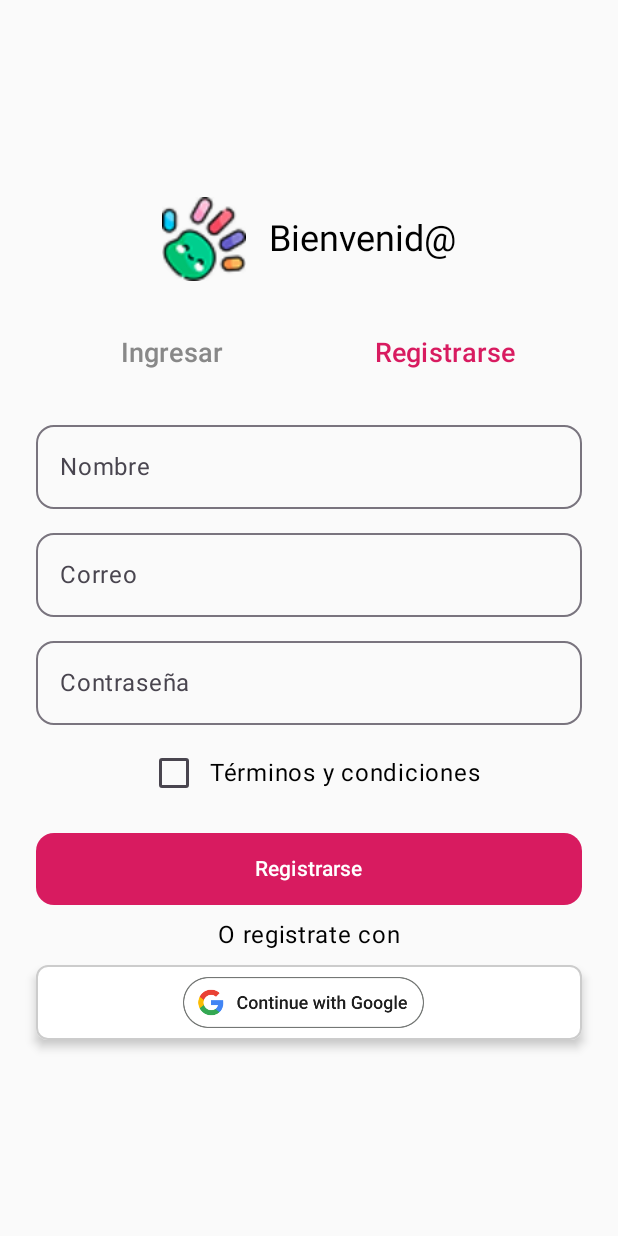
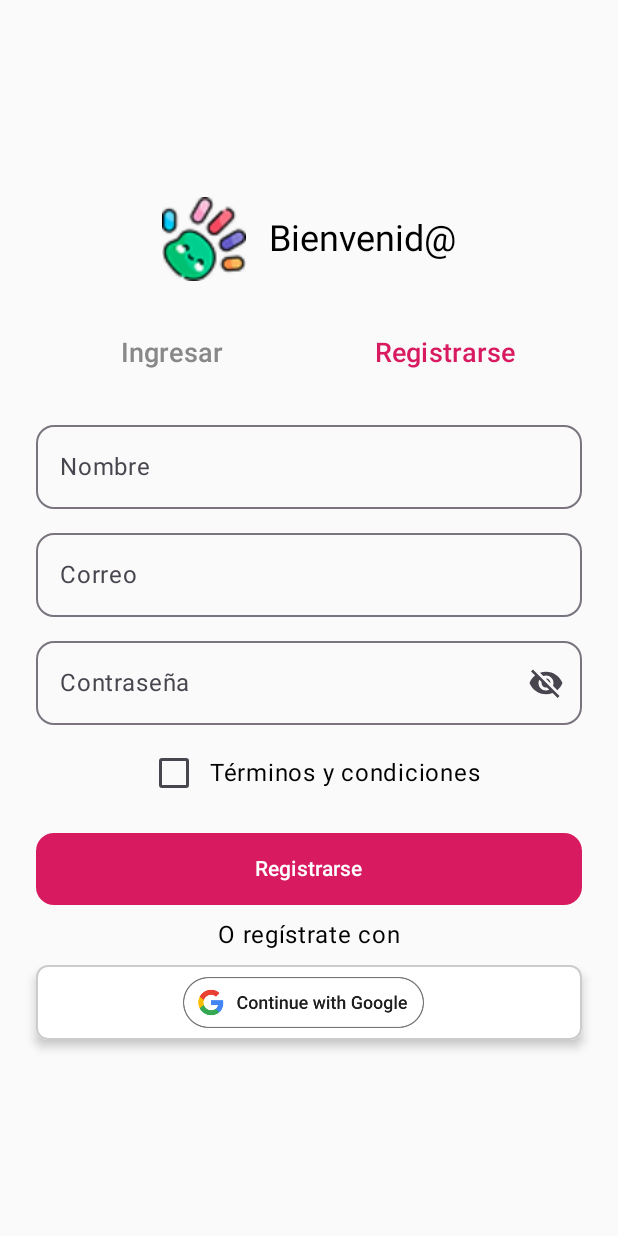
Before and after one commit to Laura-Macias/RapiKids, an Android app built with Jetpack Compose: the RegisterScreen screen opened through its navigation route, on a phone screen of 412 x 824 dp. Run offline under Robolectric (Android 15) with nearby library versions, the phone set to English and light mode, and no system bars; our stand-ins replace Firebase (no records; nobody signed in at launch, a user with empty details on screens opened directly); 1 statement that could not run was skipped.

Commit message:
Se realiza modificacion de contraseña donde la contraseña se oculta automanticamente en restro y se arregla los campos obligatorios al momento de crear un contacto.

```diff
--- a/app/build.gradle.kts
+++ b/app/build.gradle.kts
@@ -79,7 +79,7 @@ dependencies {
     implementation("com.google.android.libraries.places:places:3.2.0")
     implementation("com.google.android.gms:play-services-maps:18.2.0")
     implementation("com.google.android.gms:play-services-location:21.0.1")
-
+    implementation("androidx.compose.material:material-icons-extended:1.6.7")
     implementation("androidx.fragment:fragment:1.5.7")
 
 }
--- a/app/src/main/java/com/example/rapikids/ui/RegisterScreen.kt
+++ b/app/src/main/java/com/example/rapikids/ui/RegisterScreen.kt
@@ -8,6 +8,9 @@ import androidx.compose.foundation.BorderStroke
 import androidx.compose.foundation.Image
 import androidx.compose.foundation.layout.*
 import androidx.compose.foundation.shape.RoundedCornerShape
+import androidx.compose.material.icons.Icons
+import androidx.compose.material.icons.filled.Visibility
+import androidx.compose.material.icons.filled.VisibilityOff
 import androidx.compose.material3.*
 import androidx.compose.runtime.*
 import androidx.compose.ui.Alignment
@@ -15,6 +18,9 @@ import androidx.compose.ui.Modifier
 import androidx.compose.ui.graphics.Color
 import androidx.compose.ui.platform.LocalContext
 import androidx.compose.ui.res.painterResource
+import androidx.compose.ui.text.input.KeyboardType
+import androidx.compose.ui.text.input.PasswordVisualTransformation
+import androidx.compose.ui.text.input.VisualTransformation
 import androidx.compose.ui.text.style.TextAlign
 import androidx.compose.ui.unit.dp
 import androidx.compose.ui.unit.sp
@@ -29,6 +35,7 @@ import com.google.firebase.database.DataSnapshot
 import com.google.firebase.database.DatabaseError
 import com.google.firebase.database.FirebaseDatabase
 import com.google.firebase.database.ValueEventListener
+import androidx.compose.foundation.text.KeyboardOptions
 
 data class User(val name: String, val email: String)
 
@@ -45,6 +52,9 @@ fun RegisterScreen(navController: NavHostController, onRegistrationSuccess: (Str
     var selectedTab by remember { mutableStateOf("Registrarse") }
     var errorMessage by remember { mutableStateOf("") }
     var isRegisteringWithGoogle by remember { mutableStateOf(false) }
+
+    // Nuevo estado para controlar la visibilidad de la contraseña
+    var passwordVisible by remember { mutableStateOf(false) }
 
     fun saveUserToDatabase(userId: String?, name: String, email: String, onComplete: () -> Unit) {
         val user = User(name, email)
@@ -189,7 +199,33 @@ fun RegisterScreen(navController: NavHostController, onRegistrationSuccess: (Str
         Spacer(modifier = Modifier.height(8.dp))
         OutlinedTextField(value = email, onValueChange = { email = it }, label = { Text("Correo") }, modifier = Modifier.fillMaxWidth(), shape = RoundedCornerShape(12.dp))
         Spacer(modifier = Modifier.height(8.dp))
-        OutlinedTextField(value = password, onValueChange = { password = it }, label = { Text("Contraseña") }, modifier = Modifier.fillMaxWidth(), shape = RoundedCornerShape(12.dp))
+
+        // Campo de contraseña con el "ojito"
+        OutlinedTextField(
+            value = password,
+            onValueChange = { password = it },
+            label = { Text("Contraseña") },
+            modifier = Modifier.fillMaxWidth(),
+            shape = RoundedCornerShape(12.dp),
+            // Configura el tipo de teclado para contraseña
+            // ¡AQUÍ ESTÁ LA CORRECCIÓN! KeyboardOptions con 'O' mayúscula
+            keyboardOptions = KeyboardOptions(keyboardType = KeyboardType.Password), // Ya no necesitas el paquete completo si la importación está ahí
+            // Transforma visualmente la contraseña si passwordVisible es falso
+            visualTransformation = if (passwordVisible) VisualTransformation.None else PasswordVisualTransformation(),
+            // Agrega el ícono del "ojo"
+            trailingIcon = {
+                val image = if (passwordVisible)
+                    Icons.Filled.Visibility
+                else Icons.Filled.VisibilityOff
+
+                val description = if (passwordVisible) "Ocultar contraseña" else "Mostrar contraseña"
+
+                IconButton(onClick = { passwordVisible = !passwordVisible }) {
+                    Icon(imageVector = image, contentDescription = description) // contentDescription es el parámetro correcto aquí
+                }
+            }
+        )
+
         Spacer(modifier = Modifier.height(8.dp))
 
         Row(verticalAlignment = Alignment.CenterVertically) {
@@ -217,7 +253,7 @@ fun RegisterScreen(navController: NavHostController, onRegistrationSuccess: (Str
 
         Spacer(modifier = Modifier.height(8.dp))
 
-        Text("O registrate con")
+        Text("O regístrate con") // Corregido "O registrate con" a "O regístrate con"
         Spacer(modifier = Modifier.height(8.dp))
 
         Button(
```
Also changed, not shown: app/src/main/java/com/example/rapikids/ui/AgregarcontactoScreen.kt (+46 -7 lines).
